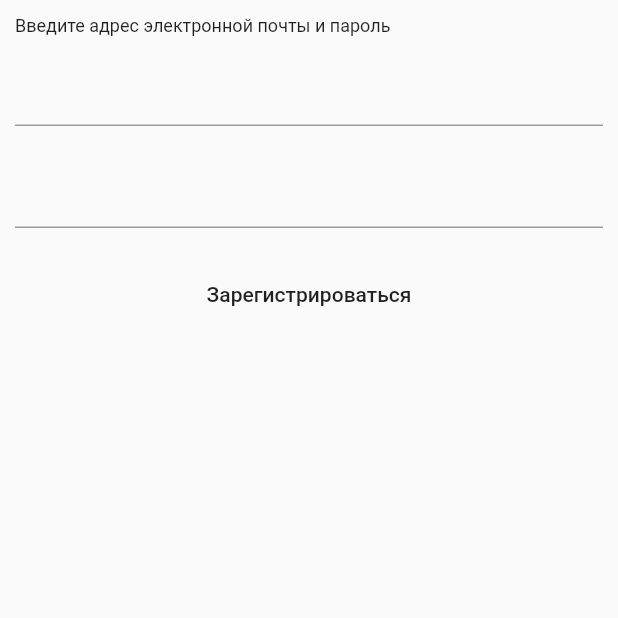
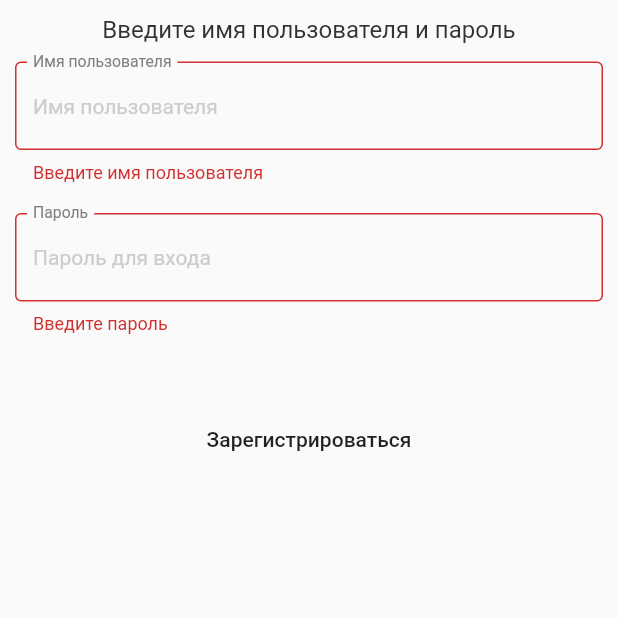
Before and after one commit to AndreyMokryj/cinema-frontend, a Flutter app: the SignupPage screen opened by its route, after a tap on "Зарегистрироваться", on a phone screen of 412 x 824 dp, the top half of it. Run offline on Flutter 3.47's test engine with Material 2 defaults, Android fonts, the phone set to English and light mode, and no system bars; accounts and stored records are empty; Roboto replaces fonts that are missing (SF UI Text).

Commit message:
Validate signup page

```diff
--- a/lib/views/login_page.dart
+++ b/lib/views/login_page.dart
@@ -48,7 +48,8 @@ class _LoginPageState extends State<LoginPage> {
               child: Center(
                 child: Container(
                   width: w > smallLimit ? 500 : w,
-                  child: Column(crossAxisAlignment: CrossAxisAlignment.stretch,
+                  child: Column(
+                    crossAxisAlignment: CrossAxisAlignment.stretch,
                     children: <Widget>[
                       Text('Введите имя пользователя и пароль',
                         style: normalTextStyle,
--- a/lib/views/signup_page.dart
+++ b/lib/views/signup_page.dart
@@ -1,7 +1,9 @@
 import 'package:flutter/material.dart';
 import 'package:flutter/scheduler.dart';
 import 'package:flutterappweb/database/database.dart';
+import 'package:flutterappweb/helpers/constants.dart';
 import 'package:flutterappweb/helpers/styles.dart';
+import 'package:flutterappweb/helpers/utils.dart';
 import 'package:flutterappweb/model/notifiers/login_notifier.dart';
 import 'package:flutterappweb/model/user_model.dart';
 import 'package:provider/provider.dart';
@@ -15,6 +17,15 @@ class _SignupPageState extends State<SignupPage> {
   final GlobalKey<FormState> _formKey = new GlobalKey<FormState>();
 
   User newUser = User();
+  bool validate;
+  String errorMsg;
+
+  @override
+  void initState() {
+    validate = false;
+    errorMsg = "";
+    super.initState();
+  }
 
   @override
   Widget build(BuildContext context) {
@@ -22,54 +33,59 @@ class _SignupPageState extends State<SignupPage> {
       Provider.of<LoginNotifier>(context, listen: false).logOut();
     });
 
+    double w = getWidth(context);
+
     return Scaffold(
         body: SafeArea(
-          child: Stack(children: <Widget>[Form(
+          child: Form(
             key: _formKey,
-            child: SingleChildScrollView(padding: EdgeInsets.all(10.0),
-              child: Column(crossAxisAlignment: CrossAxisAlignment.stretch,
+            child: SingleChildScrollView(
+              padding: EdgeInsets.all(10.0),
+              child: Center(
+                child: Container(
+                  width: w > smallLimit ? 500 : w,
+                  child: Column(
+                    crossAxisAlignment: CrossAxisAlignment.stretch,
                     children: <Widget>[
-                  Text('Введите адрес электронной почты и пароль',
-                    style: TextStyle(fontSize: 12.0)),
+                      Text('Введите имя пользователя и пароль',
+                        style: normalTextStyle,
+                        textAlign: TextAlign.center,
+                      ),
                       const SizedBox(height: 12.0),
                       TextFormField(
                         style: fieldTextStyle,
                         enabled: true,
-//                  decoration: AppDecoration(
-//                    labelText: AppLocalizations.of(context).localizedText(
-//                      'signInEnterLoginText'),
-//                    hintText: AppLocalizations.of(context).localizedText(
-//                      'signInEnterLoginHint'),
-//                  ),
+                        decoration: AppDecoration(
+                          labelText: "Имя пользователя",
+                          hintText: "Имя пользователя",
+                        ),
                         keyboardType: TextInputType.emailAddress,
-//                  validator: (val) =>
-//                    fieldError('username', val.isEmpty ? AppLocalizations.of(
-//                      context).localizedText('signInNoLoginError') : null),
-                    autovalidate: true,
+                        validator: (val) => val.isEmpty ? "Введите имя пользователя" : null,
+                        autovalidate: validate,
                         onSaved: (val) => newUser.username = val,
                       ),
                       const SizedBox(height: 20.0),
                       TextFormField(
                         style: fieldTextStyle,
                         enabled: true,
-//                  decoration: AppDecoration(
-////                    labelText: 'Password',
-////                    hintText: 'Пароль для входа'
-//                    labelText: AppLocalizations.of(context).localizedText(
-//                      'signInEnterPasswordText'),
-//                    hintText: AppLocalizations.of(context).localizedText(
-//                      'signInEnterPasswordHint'),
-//                  ),
+                        decoration: AppDecoration(
+                          labelText: 'Пароль',
+                          hintText: 'Пароль для входа'
+                        ),
                         obscureText: true,
-//                  validator: (val) =>
-//                    fieldError('password', val.isEmpty ? AppLocalizations.of(
-//                      context).localizedText('signInNoPasswordError') : null),
-                    autovalidate: true,
+                        validator: (val) => val.isEmpty ? "Введите пароль" : null,
+                        autovalidate: validate,
                         onSaved: (val) => newUser.password = val,
                       ),
-                  const SizedBox(height: 20.0),
+
+                      SizedBox(height: 15.0),
+                      Text(
+                        errorMsg,
+                        style: errorTextStyle,
+                      ),
+                      SizedBox(height: 15.0),
+
                       FlatButton(
-                    //text: 'Войти',
                         child: Text(
                           'Зарегистрироваться'
                         ),
@@ -78,18 +94,31 @@ class _SignupPageState extends State<SignupPage> {
                         }
                       ),
                     ],
+                  ),
+                ),
               ))
           ),
-          ],)
         ),
       );
   }
 
   void _submit() async {
     final FormState form = _formKey.currentState;
+    if (form.validate()) {
       form.save();
       if (await DBProvider.db.newUser(newUser)) {
         Navigator.of(context).pushNamed('/login');
       }
+      else {
+        setState(() {
+          errorMsg = "Это имя пользователя занято. Попробуйте другое";
+        });
       }
     }
+    else {
+      setState(() {
+        validate = true;
+      });
+    }
+  }
+}
```
Lines whose indentation alone changed are shown as unchanged.
